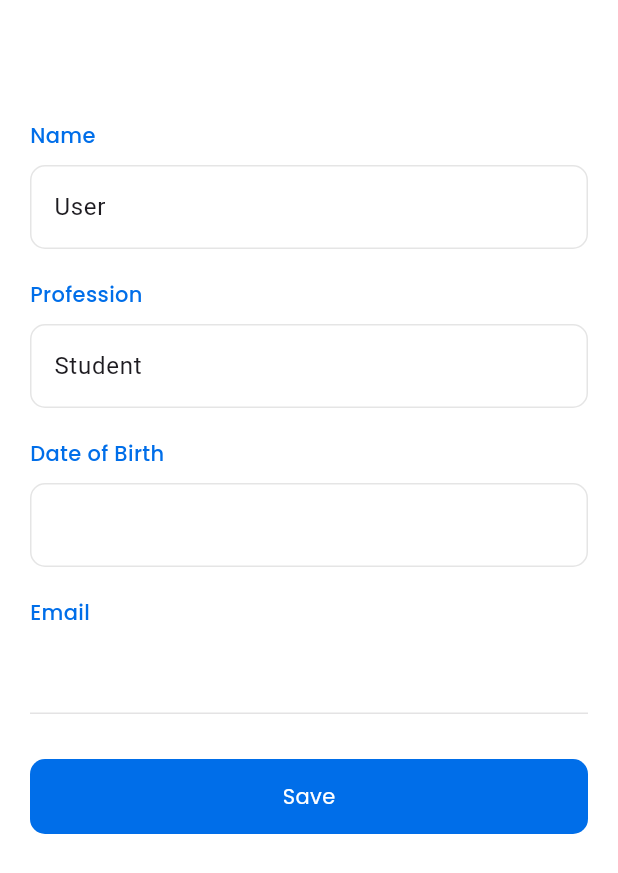
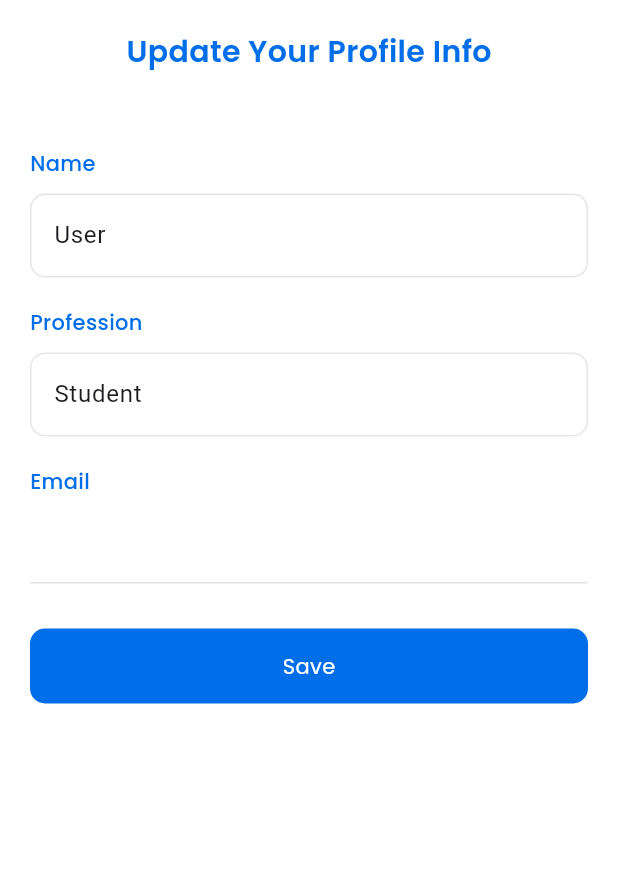
Before and after one commit to zsifat/Todo_App, a Flutter app: the ProfileScreen screen opened by its route, after a tap on "My Profile", on a phone screen of 412 x 824 dp. Shown: the top 873 px of the screen. Run offline on Flutter 3.47's test engine with Material 3 defaults, Android fonts, the phone set to English and light mode, and no system bars; our stand-ins replace cloud_firestore, firebase_auth, firebase_core, firebase_storage, get, google_fonts and 5 more; missing offline and left inert: firebase_app_check; accounts and stored records are empty.

Commit message:
updated profile page

```diff
--- a/lib/app/screens/myprofile.dart
+++ b/lib/app/screens/myprofile.dart
@@ -54,7 +54,8 @@ class _MyprofileScreenState extends State<MyprofileScreen> {
           padding: EdgeInsets.all(20),
           child: ListView(
             children: [
-              const SizedBox(height: 60,),
+              Center(child: Text('Update Your Profile Info',style: GoogleFonts.poppins(fontSize: 20,fontWeight: FontWeight.w600,color: customColors.secondaryColor),)),
+              const SizedBox(height: 50,),
               Text('Name',style: GoogleFonts.poppins(fontWeight: FontWeight.w500,color: customColors.secondaryColor),),
               const SizedBox(height: 10,),
               TextField(
@@ -82,20 +83,6 @@ class _MyprofileScreenState extends State<MyprofileScreen> {
                 autocorrect: false,
                 enableSuggestions: false,
                 controller:profController ,
-                decoration: InputDecoration(
-                    focusedBorder: OutlineInputBorder(
-                        borderRadius: BorderRadius.circular(10),
-                        borderSide: BorderSide(color: Colors.black.withOpacity(0.1))
-                    ),
-                    enabledBorder: OutlineInputBorder(
-                    borderRadius: BorderRadius.circular(10),
-                    borderSide: BorderSide(color: Colors.black.withOpacity(0.1))
-                )),
-              ),
-              const SizedBox(height: 20,),
-              Text('Date of Birth',style: GoogleFonts.poppins(fontWeight: FontWeight.w500,color: customColors.secondaryColor),),
-              const SizedBox(height: 10,),
-              TextField(
                 decoration: InputDecoration(
                     focusedBorder: OutlineInputBorder(
                         borderRadius: BorderRadius.circular(10),
--- a/lib/app/screens/profilepage.dart
+++ b/lib/app/screens/profilepage.dart
@@ -39,12 +39,12 @@ class ProfileScreen extends StatelessWidget{
                   Text(userController.userData.value.profession,style:GoogleFonts.poppins(
                       fontSize: 12 ,fontStyle: FontStyle.italic,fontWeight: FontWeight.w500),),
                   const SizedBox(height: 50,),
-                  Padding(
-                    padding: const EdgeInsets.symmetric(vertical: 20.0),
-                    child: InkWell(
-                      onTap: () {
-                        Get.toNamed('/myprofile');
-                      },
+                  InkWell(
+                    onTap: () {
+                      Get.toNamed('/myprofile');
+                    },
+                    child: Padding(
+                      padding: const EdgeInsets.symmetric(vertical: 20.0),
                       child: Row(
                         children: [
                           Icon(CupertinoIcons.profile_circled,color: customColors.secondaryColor,size: 30,),
@@ -105,17 +105,6 @@ class ProfileScreen extends StatelessWidget{
                   ),
                   Padding(
                     padding: const EdgeInsets.symmetric(vertical: 20.0),
-                    child: Row(
-                      children: [
-                        Icon(Icons.settings,color: customColors.secondaryColor,size: 30,),
-                        const SizedBox(width: 20,),
-                        Text('Settings',style:GoogleFonts.poppins(
-                            fontSize: 16,fontWeight: FontWeight.w500  )),
-                      ],
-                    ),
-                  ),
-                  Padding(
-                    padding: const EdgeInsets.symmetric(vertical: 20.0),
                     child: InkWell(
                       onTap: () {
                         userController.resetUserData();
```
